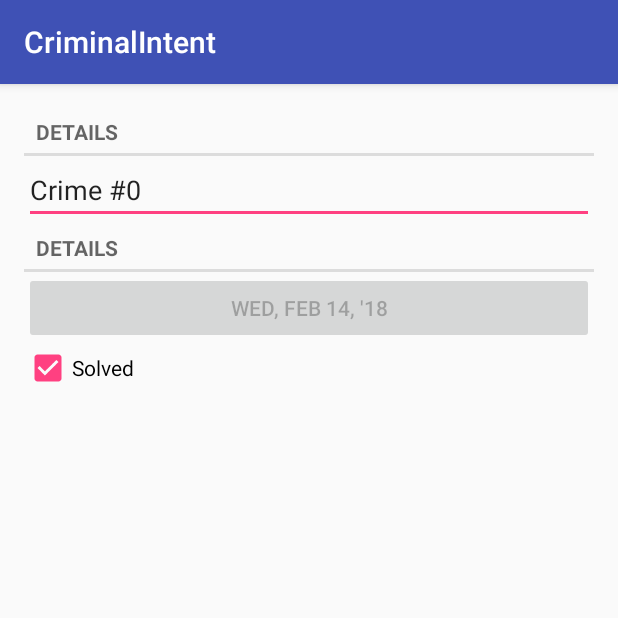
After one commit to andreykoleber/CriminalIntent, an Android app: the CrimePagerActivity screen opened directly, with no data from a screen before it, on a phone screen of 412 x 824 dp, the top half of it. The commit adds this screen. Run offline under Robolectric (Android 15) with nearby library versions, the phone set to English and light mode, and no system bars; 1 statement that could not run was skipped.

Commit message:
Chapter ViewPager

```diff
--- a/app/src/main/AndroidManifest.xml
+++ b/app/src/main/AndroidManifest.xml
@@ -9,7 +9,7 @@
         android:roundIcon="@mipmap/ic_launcher_round"
         android:supportsRtl="true"
         android:theme="@style/AppTheme">
-        <activity android:name=".CrimeActivity"/>
+        <activity android:name=".CrimePagerActivity"/>
         <activity android:name=".CrimeListActivity" >
             <intent-filter>
                 <action android:name="android.intent.action.MAIN" />
--- a/app/src/main/java/com/bigderanch/android/criminalintent/CrimeFragment.java
+++ b/app/src/main/java/com/bigderanch/android/criminalintent/CrimeFragment.java
@@ -85,8 +85,6 @@ public class CrimeFragment extends Fragment {
 
             }
         });
-
-
         return v;
     }
 
--- /dev/null
+++ b/app/src/main/java/com/bigderanch/android/criminalintent/CrimePagerActivity.java
@@ -0,0 +1,61 @@
+package com.bigderanch.android.criminalintent;
+
+import android.content.Context;
+import android.content.Intent;
+import android.os.Bundle;
+import android.os.PersistableBundle;
+import android.support.annotation.Nullable;
+import android.support.v4.app.Fragment;
+import android.support.v4.app.FragmentManager;
+import android.support.v4.app.FragmentStatePagerAdapter;
+import android.support.v4.view.ViewPager;
+import android.support.v7.app.AppCompatActivity;
+import android.util.Log;
+
+import java.util.List;
+import java.util.UUID;
+
+
+public class CrimePagerActivity extends AppCompatActivity {
+
+    private List<Crime> mCrimes;
+
+    private static final String EXTRA_CRIME_ID = "com.bigderanch.android.criminalintent.crime_id";
+
+    public static Intent newIntent(Context packageContext, UUID crimeId) {
+        Intent intent = new Intent(packageContext, CrimePagerActivity.class);
+        intent.putExtra(EXTRA_CRIME_ID, crimeId);
+        return intent;
+    }
+
+
+    @Override
+    protected void onCreate(@Nullable Bundle savedInstanceState) {
+        super.onCreate(savedInstanceState);
+        setContentView(R.layout.activity_crime_pager);
+
+
+        ViewPager viewPager = findViewById(R.id.crime_view_pager);
+        mCrimes = CrimeLab.get(this).getCrimes();
+        FragmentManager fragmentManager = getSupportFragmentManager();
+        viewPager.setAdapter(new FragmentStatePagerAdapter(fragmentManager) {
+            @Override
+            public Fragment getItem(int position) {
+                Crime crime = mCrimes.get(position);
+                return CrimeFragment.newInstance(crime.getId());
+            }
+
+            @Override
+            public int getCount() {
+                return mCrimes.size();
+            }
+        });
+
+        UUID crimeId = (UUID) getIntent().getExtras().getSerializable(EXTRA_CRIME_ID);
+        for (int i = 0; i < mCrimes.size(); i++) {
+            if (mCrimes.get(i).getId().equals(crimeId)) {
+                viewPager.setCurrentItem(i);
+            }
+        }
+    }
+}
--- /dev/null
+++ b/app/src/main/res/layout/activity_crime_pager.xml
@@ -0,0 +1,9 @@
+<?xml version="1.0" encoding="utf-8"?>
+
+<android.support.v4.view.ViewPager xmlns:android="http://schemas.android.com/apk/res/android"
+    android:layout_width="match_parent"
+    android:layout_height="match_parent"
+    android:id="@+id/crime_view_pager"
+    android:orientation="vertical">
+
+</android.support.v4.view.ViewPager>
--- a/app/src/main/res/layout/fragment_crime.xml
+++ b/app/src/main/res/layout/fragment_crime.xml
@@ -3,7 +3,7 @@
     android:orientation="vertical"
     android:layout_width="match_parent"
     android:layout_height="match_parent"
-    android:layout_margin="16dp">
+    android:padding="16dp">
 
     <TextView
         style="?android:listSeparatorTextViewStyle"
```
Also changed, not shown: app/src/main/java/com/bigderanch/android/criminalintent/CrimeActivity.java (deleted, +0 -27 lines), app/src/main/java/com/bigderanch/android/criminalintent/CrimeListFragment.java (+2 -8 lines).
